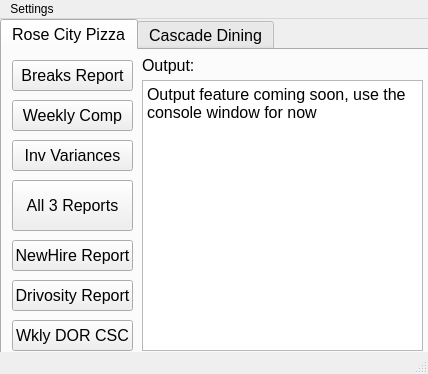
Qt form lib/Main_UI.ui (Justind-hub/RoseUtils) before a commit.
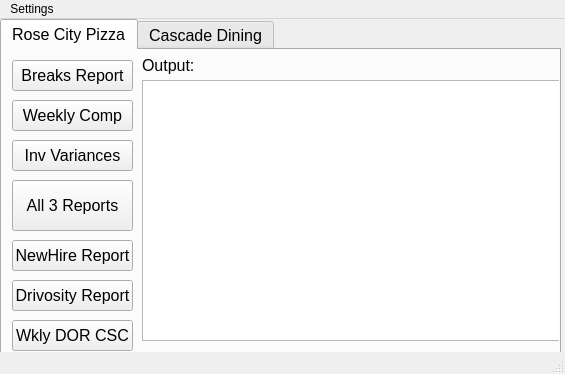
The same form after that commit. Icons and pictures are not drawn.

```diff
--- a/lib/Main_UI.ui
+++ b/lib/Main_UI.ui
@@ -12,7 +12,7 @@
    <rect>
     <x>0</x>
     <y>0</y>
-    <width>428</width>
+    <width>565</width>
     <height>374</height>
    </rect>
   </property>
@@ -32,7 +32,7 @@
      <rect>
       <x>0</x>
       <y>0</y>
-      <width>431</width>
+      <width>561</width>
       <height>371</height>
      </rect>
     </property>
@@ -137,23 +137,6 @@
        <string>NewHire Report</string>
       </property>
      </widget>
-     <widget class="QTextBrowser" name="outputbox_rcp">
-      <property name="geometry">
-       <rect>
-        <x>140</x>
-        <y>30</y>
-        <width>281</width>
-        <height>271</height>
-       </rect>
-      </property>
-      <property name="html">
-       <string>&lt;!DOCTYPE HTML PUBLIC &quot;-//W3C//DTD HTML 4.0//EN&quot; &quot;http://www.w3.org/TR/REC-html40/strict.dtd&quot;&gt;
-&lt;html&gt;&lt;head&gt;&lt;meta name=&quot;qrichtext&quot; content=&quot;1&quot; /&gt;&lt;style type=&quot;text/css&quot;&gt;
-p, li { white-space: pre-wrap; }
-&lt;/style&gt;&lt;/head&gt;&lt;body style=&quot; font-family:'MS Shell Dlg 2'; font-size:12pt; font-weight:400; font-style:normal;&quot;&gt;
-&lt;p style=&quot; margin-top:0px; margin-bottom:0px; margin-left:0px; margin-right:0px; -qt-block-indent:0; text-indent:0px;&quot;&gt;Output feature coming soon, use the console window for now&lt;/p&gt;&lt;/body&gt;&lt;/html&gt;</string>
-      </property>
-     </widget>
      <widget class="QLabel" name="label_3">
       <property name="geometry">
        <rect>
@@ -193,6 +176,21 @@
        <string>Wkly DOR CSC</string>
       </property>
      </widget>
+     <widget class="QTextEdit" name="outputbox">
+      <property name="geometry">
+       <rect>
+        <x>140</x>
+        <y>30</y>
+        <width>421</width>
+        <height>261</height>
+       </rect>
+      </property>
+      <property name="font">
+       <font>
+        <pointsize>8</pointsize>
+       </font>
+      </property>
+     </widget>
     </widget>
     <widget class="QWidget" name="ccd">
      <attribute name="title">
@@ -203,7 +201,7 @@
    <widget class="QLabel" name="label">
     <property name="geometry">
      <rect>
-      <x>370</x>
+      <x>500</x>
       <y>0</y>
       <width>51</width>
       <height>51</height>
@@ -225,7 +223,7 @@
     <rect>
      <x>0</x>
      <y>0</y>
-     <width>428</width>
+     <width>565</width>
      <height>21</height>
     </rect>
    </property>
```
